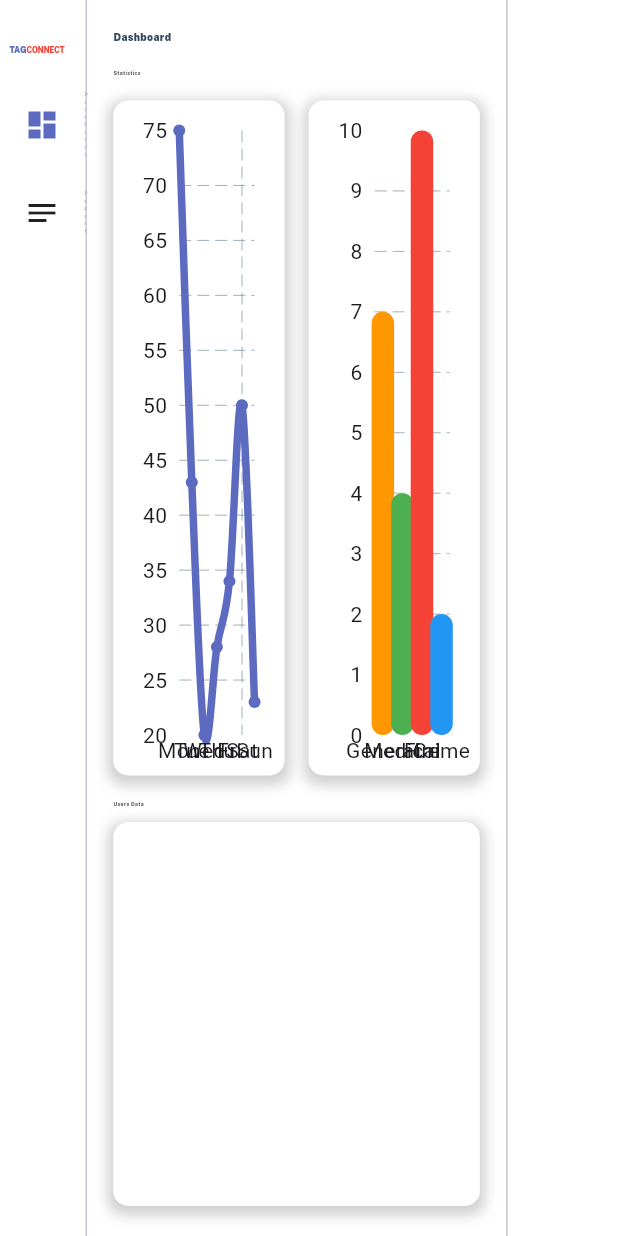
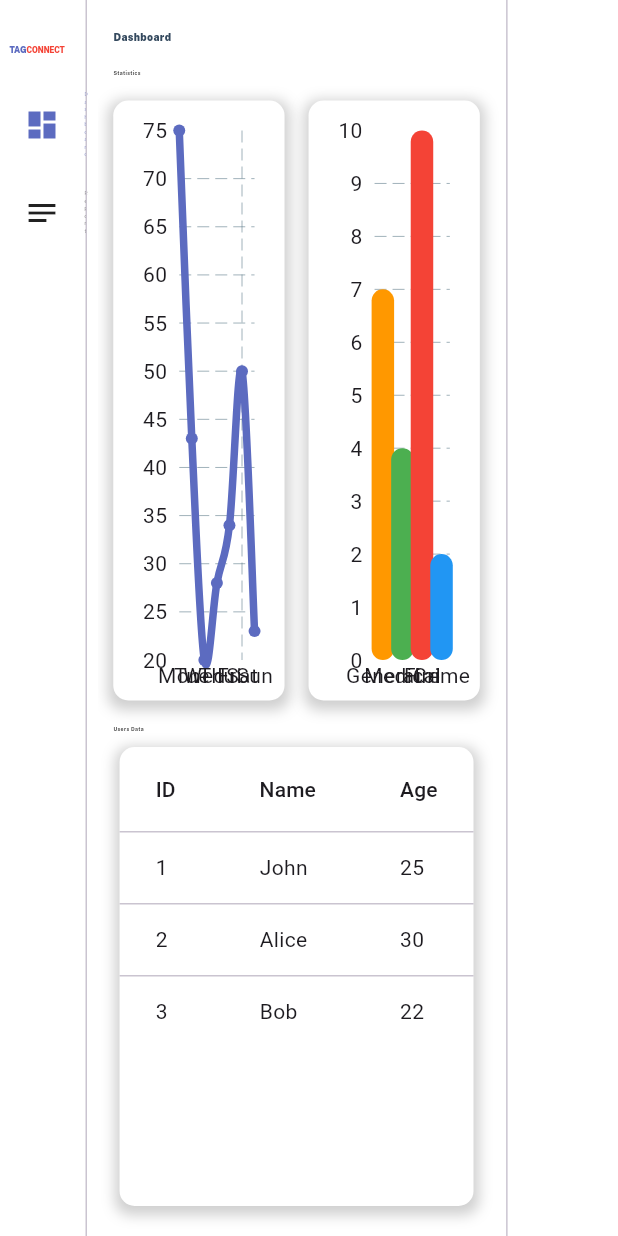
Before and after one commit to rhoebie/tagconnect-web-repo, a Flutter app: the screen it shows after launch, on a phone screen of 412 x 824 dp. Run offline on Flutter 3.47's test engine with Material 3 defaults, Android fonts, the phone set to English and light mode, and no system bars; drawn by our look-alikes of fl_chart; our stand-ins replace flutter_screenutil; project files that could hold a hidden picture were left out.

Commit message:
Update dashboard_screem.dart

```diff
--- a/lib/screens/moderator/dashboard_screem.dart
+++ b/lib/screens/moderator/dashboard_screem.dart
@@ -59,7 +59,7 @@ class _DashboardScreenState extends State<DashboardScreen> {
                         color: Colors.transparent,
                       ),
                       Container(
-                        height: 450,
+                        height: 400,
                         child: Row(
                           mainAxisAlignment: MainAxisAlignment.center,
                           children: [
@@ -145,6 +145,30 @@ class _DashboardScreenState extends State<DashboardScreen> {
                               ),
                             ],
                           ),
+                          child: DataTable(
+                            columns: [
+                              DataColumn(label: Text('ID')),
+                              DataColumn(label: Text('Name')),
+                              DataColumn(label: Text('Age')),
+                            ],
+                            rows: [
+                              DataRow(cells: [
+                                DataCell(Text('1')),
+                                DataCell(Text('John')),
+                                DataCell(Text('25')),
+                              ]),
+                              DataRow(cells: [
+                                DataCell(Text('2')),
+                                DataCell(Text('Alice')),
+                                DataCell(Text('30')),
+                              ]),
+                              DataRow(cells: [
+                                DataCell(Text('3')),
+                                DataCell(Text('Bob')),
+                                DataCell(Text('22')),
+                              ]),
+                            ],
+                          ),
                         ),
                       ),
                     ],
```
